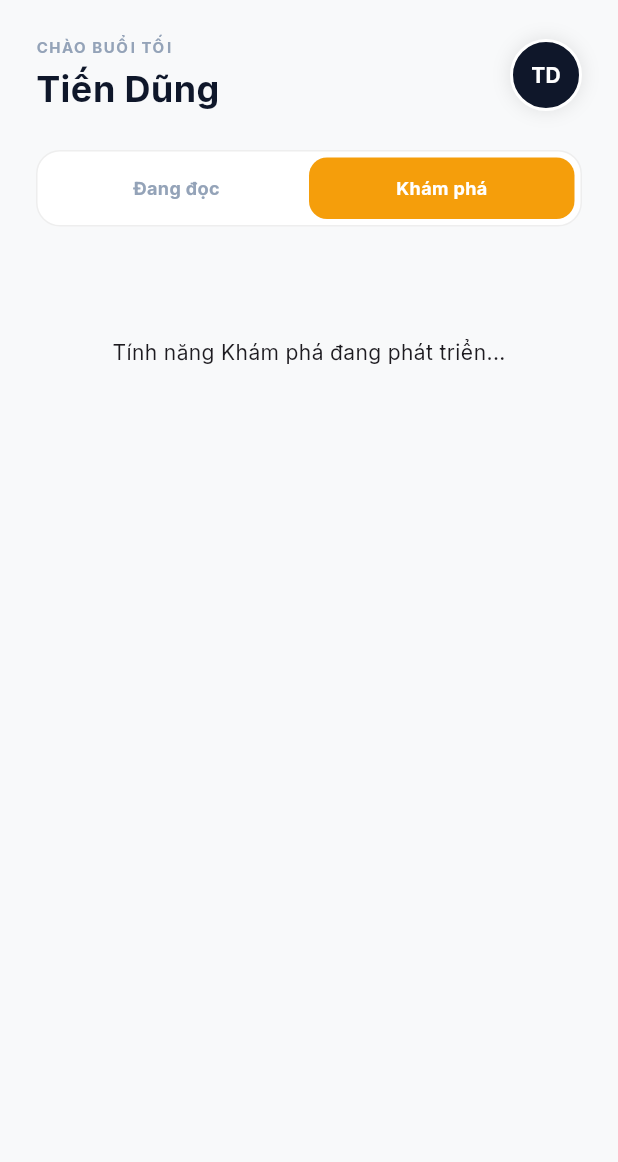
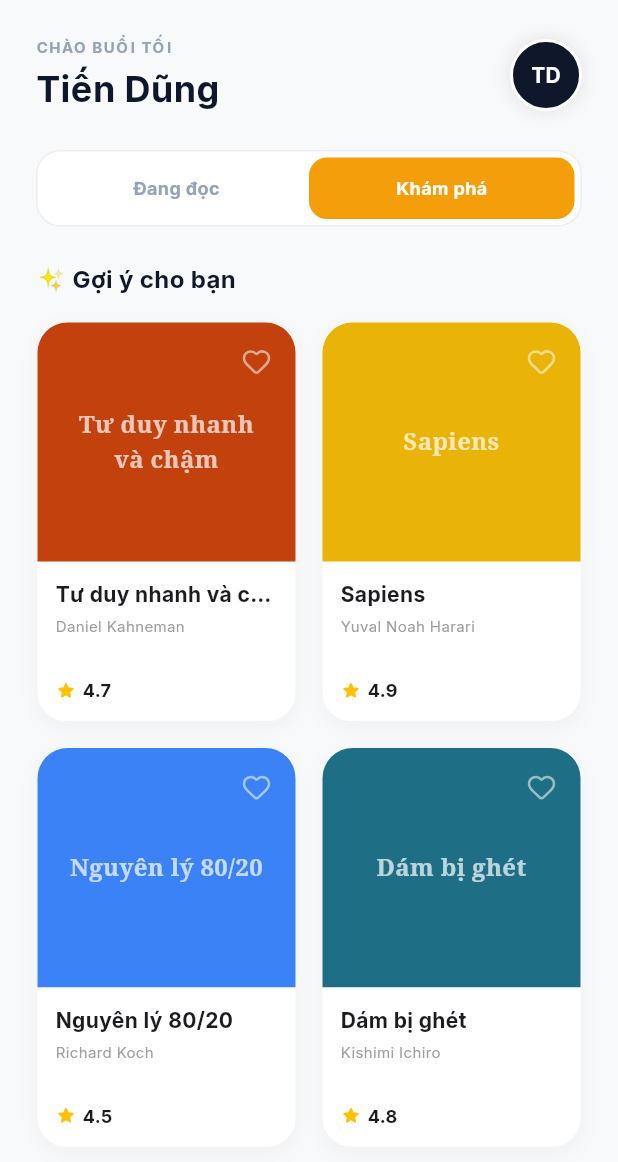
Before and after one commit to Dung151204/Du_An_Tram_Doc, a Flutter app: the HomeScreen screen opened directly, after a tap on "Khám phá", on a phone screen of 412 x 824 dp. Shown: the top 1162 px of the screen. Run offline on Flutter 3.47's test engine with Material 3 defaults, Android fonts, the phone set to English and light mode, and no system bars; our stand-ins replace google_fonts, lucide_icons.

Commit message:
Hoan thien man hinh kham pha

```diff
--- a/lib/screens/home/home_screen.dart
+++ b/lib/screens/home/home_screen.dart
@@ -1,7 +1,8 @@
 import 'package:flutter/material.dart';
 import 'package:lucide_icons/lucide_icons.dart';
 import '../../core/constants/app_colors.dart';
-import 'book_detail_screen.dart'; // Đảm bảo bạn đã tạo file này cùng thư mục
+import 'book_detail_screen.dart'; // Màn hình chi tiết sách đang đọc
+import 'book_preview_screen.dart'; // Màn hình xem trước sách khám phá (MỚI)
 
 class HomeScreen extends StatefulWidget {
   const HomeScreen({super.key});
@@ -14,8 +15,8 @@ class _HomeScreenState extends State<HomeScreen> {
   // Biến để theo dõi Tab đang chọn (Mặc định là 'reading')
   String _currentTab = 'reading';
 
-  // Dữ liệu giả lập
-  final List<Map<String, dynamic>> _books = [
+  // --- DỮ LIỆU ĐANG ĐỌC ---
+  final List<Map<String, dynamic>> _readingBooks = [
     {
       "title": "Nhà Giả Kim",
       "author": "Paulo Coelho",
@@ -34,6 +35,42 @@ class _HomeScreenState extends State<HomeScreen> {
     },
   ];
 
+  // --- DỮ LIỆU KHÁM PHÁ (MỚI) ---
+  final List<Map<String, dynamic>> _discoveryBooks = [
+    {
+      "title": "Tư duy nhanh và chậm",
+      "author": "Daniel Kahneman",
+      "rating": 4.7,
+      "total": 400,
+      "color": const Color(0xFFC2410C), // Màu nâu cam
+      "image": null, // Chưa có ảnh thì dùng màu
+    },
+    {
+      "title": "Sapiens",
+      "author": "Yuval Noah Harari",
+      "rating": 4.9,
+      "total": 512,
+      "color": const Color(0xFFEAB308), // Màu vàng
+      "image": null,
+    },
+    {
+      "title": "Nguyên lý 80/20",
+      "author": "Richard Koch",
+      "rating": 4.5,
+      "total": 300,
+      "color": const Color(0xFF3B82F6), // Màu xanh dương
+      "image": null,
+    },
+    {
+      "title": "Dám bị ghét",
+      "author": "Kishimi Ichiro",
+      "rating": 4.8,
+      "total": 350,
+      "color": const Color(0xFF1E6F86), // Màu xanh cổ vịt
+      "image": null,
+    },
+  ];
+
   @override
   Widget build(BuildContext context) {
     return Scaffold(
@@ -41,51 +78,62 @@ class _HomeScreenState extends State<HomeScreen> {
       body: SafeArea(
         child: Column(
           children: [
-            // 1. PHẦN ĐẦU TRANG (Header)
+            // 1. HEADER
             _buildHeader(),
 
-            // 2. NỘI DUNG CHÍNH (Cuộn được)
+            // 2. NỘI DUNG CHÍNH
             Expanded(
               child: SingleChildScrollView(
                 padding: const EdgeInsets.symmetric(horizontal: 24, vertical: 12),
                 child: Column(
                   crossAxisAlignment: CrossAxisAlignment.start,
                   children: [
-                    // Tab Chuyển đổi (Đang đọc / Khám phá)
+                    // Tab Switcher
                     _buildTabSwitcher(),
                     const SizedBox(height: 24),
 
-                    // Nội dung thay đổi theo Tab
+                    // --- NỘI DUNG TAB: ĐANG ĐỌC ---
                     if (_currentTab == 'reading') ...[
-                      // Tiêu đề section
                       Row(
                         mainAxisAlignment: MainAxisAlignment.spaceBetween,
                         children: [
                           Text(
-                            "Tủ sách (${_books.length})",
-                            style: const TextStyle(
-                              fontSize: 16,
-                              fontWeight: FontWeight.bold,
-                              color: AppColors.textDark,
-                            ),
+                            "Tủ sách (${_readingBooks.length})",
+                            style: const TextStyle(fontSize: 16, fontWeight: FontWeight.bold, color: AppColors.textDark),
                           ),
                         ],
                       ),
                       const SizedBox(height: 16),
+                      // Danh sách sách đang đọc
+                      ..._readingBooks.map((book) => _buildReadingBookCard(book)),
 
-                      // Danh sách sách (Map từ dữ liệu ra Widget)
-                      ..._books.map((book) => _buildBookCard(book)),
+                      const SizedBox(height: 80), // Khoảng trống dưới cùng
+                    ]
 
-                      // Khoảng trống dưới cùng để không bị nút (+) che mất
+                    // --- NỘI DUNG TAB: KHÁM PHÁ (MỚI) ---
+                    else ...[
+                      const Text(
+                        "✨ Gợi ý cho bạn",
+                        style: TextStyle(fontSize: 16, fontWeight: FontWeight.bold, color: AppColors.textDark),
+                      ),
+                      const SizedBox(height: 16),
+
+                      // Lưới sách 2 cột
+                      GridView.builder(
+                        shrinkWrap: true, // Để Grid nằm gọn trong SingleChildScrollView
+                        physics: const NeverScrollableScrollPhysics(), // Tắt cuộn riêng của Grid
+                        itemCount: _discoveryBooks.length,
+                        gridDelegate: const SliverGridDelegateWithFixedCrossAxisCount(
+                          crossAxisCount: 2, // 2 cột
+                          crossAxisSpacing: 16, // Khoảng cách ngang
+                          mainAxisSpacing: 16, // Khoảng cách dọc
+                          childAspectRatio: 0.65, // Tỷ lệ thẻ sách (cao/rộng)
+                        ),
+                        itemBuilder: (context, index) {
+                          return _buildDiscoveryBookCard(_discoveryBooks[index]);
+                        },
+                      ),
                       const SizedBox(height: 80),
-                    ] else ...[
-                      // Giao diện Tab Khám phá (Làm sau)
-                      const Center(
-                        child: Padding(
-                          padding: EdgeInsets.only(top: 50),
-                          child: Text("Tính năng Khám phá đang phát triển..."),
-                        ),
-                      ),
                     ]
                   ],
                 ),
@@ -108,50 +156,15 @@ class _HomeScreenState extends State<HomeScreen> {
           Column(
             crossAxisAlignment: CrossAxisAlignment.start,
             children: const [
-              Text(
-                "CHÀO BUỔI TỐI",
-                style: TextStyle(
-                  fontSize: 10,
-                  fontWeight: FontWeight.bold,
-                  color: AppColors.textGrey,
-                  letterSpacing: 1,
-                ),
-              ),
+              Text("CHÀO BUỔI TỐI", style: TextStyle(fontSize: 10, fontWeight: FontWeight.bold, color: AppColors.textGrey, letterSpacing: 1)),
               SizedBox(height: 4),
-              Text(
-                "Tiến Dũng",
-                style: TextStyle(
-                  fontSize: 24,
-                  fontWeight: FontWeight.bold,
-                  color: AppColors.textDark,
-                ),
-              ),
+              Text("Tiến Dũng", style: TextStyle(fontSize: 24, fontWeight: FontWeight.bold, color: AppColors.textDark)),
             ],
           ),
-          // Avatar
           Container(
-            width: 48,
-            height: 48,
-            decoration: BoxDecoration(
-              color: AppColors.primary,
-              shape: BoxShape.circle,
-              border: Border.all(color: Colors.white, width: 2),
-              boxShadow: [
-                BoxShadow(
-                  color: Colors.black.withOpacity(0.1),
-                  blurRadius: 10,
-                ),
-              ],
-            ),
-            child: const Center(
-              child: Text(
-                "TD",
-                style: TextStyle(
-                  color: Colors.white,
-                  fontWeight: FontWeight.bold,
-                ),
-              ),
-            ),
+            width: 48, height: 48,
+            decoration: BoxDecoration(color: AppColors.primary, shape: BoxShape.circle, border: Border.all(color: Colors.white, width: 2), boxShadow: [BoxShadow(color: Colors.black.withOpacity(0.1), blurRadius: 10)]),
+            child: const Center(child: Text("TD", style: TextStyle(color: Colors.white, fontWeight: FontWeight.bold))),
           )
         ],
       ),
@@ -161,204 +174,118 @@ class _HomeScreenState extends State<HomeScreen> {
   Widget _buildTabSwitcher() {
     return Container(
       padding: const EdgeInsets.all(4),
-      decoration: BoxDecoration(
-        color: Colors.white,
-        borderRadius: BorderRadius.circular(16),
-        border: Border.all(color: Colors.grey.shade200),
-      ),
+      decoration: BoxDecoration(color: Colors.white, borderRadius: BorderRadius.circular(16), border: Border.all(color: Colors.grey.shade200)),
       child: Row(
         children: [
-          Expanded(
-            child: GestureDetector(
-              onTap: () => setState(() => _currentTab = 'reading'),
-              child: Container(
-                padding: const EdgeInsets.symmetric(vertical: 12),
-                decoration: BoxDecoration(
-                  color: _currentTab == 'reading' ? AppColors.primary : Colors.transparent,
-                  borderRadius: BorderRadius.circular(12),
-                ),
-                child: Center(
-                  child: Text(
-                    "Đang đọc",
-                    style: TextStyle(
-                      fontSize: 12,
-                      fontWeight: FontWeight.bold,
-                      color: _currentTab == 'reading' ? Colors.white : AppColors.textGrey,
-                    ),
-                  ),
-                ),
-              ),
-            ),
-          ),
-          Expanded(
-            child: GestureDetector(
-              onTap: () => setState(() => _currentTab = 'discovery'),
-              child: Container(
-                padding: const EdgeInsets.symmetric(vertical: 12),
-                decoration: BoxDecoration(
-                  color: _currentTab == 'discovery' ? AppColors.amber : Colors.transparent,
-                  borderRadius: BorderRadius.circular(12),
-                ),
-                child: Center(
-                  child: Text(
-                    "Khám phá",
-                    style: TextStyle(
-                      fontSize: 12,
-                      fontWeight: FontWeight.bold,
-                      color: _currentTab == 'discovery' ? Colors.white : AppColors.textGrey,
-                    ),
-                  ),
-                ),
-              ),
-            ),
-          ),
+          Expanded(child: GestureDetector(onTap: () => setState(() => _currentTab = 'reading'), child: Container(padding: const EdgeInsets.symmetric(vertical: 12), decoration: BoxDecoration(color: _currentTab == 'reading' ? AppColors.primary : Colors.transparent, borderRadius: BorderRadius.circular(12)), child: Center(child: Text("Đang đọc", style: TextStyle(fontSize: 12, fontWeight: FontWeight.bold, color: _currentTab == 'reading' ? Colors.white : AppColors.textGrey)))))),
+          Expanded(child: GestureDetector(onTap: () => setState(() => _currentTab = 'discovery'), child: Container(padding: const EdgeInsets.symmetric(vertical: 12), decoration: BoxDecoration(color: _currentTab == 'discovery' ? AppColors.amber : Colors.transparent, borderRadius: BorderRadius.circular(12)), child: Center(child: Text("Khám phá", style: TextStyle(fontSize: 12, fontWeight: FontWeight.bold, color: _currentTab == 'discovery' ? Colors.white : AppColors.textGrey)))))),
         ],
       ),
     );
   }
 
-  // --- CẬP NHẬT: Thêm tính năng bấm vào sách để chuyển màn hình ---
-  Widget _buildBookCard(Map<String, dynamic> book) {
+  // Widget Thẻ sách Đang đọc (Nằm ngang)
+  Widget _buildReadingBookCard(Map<String, dynamic> book) {
     double progressPercent = book['progress'] / book['total'];
     int percentDisplay = (progressPercent * 100).toInt();
 
-    // Bọc toàn bộ Card trong GestureDetector để bắt sự kiện Tap
     return GestureDetector(
       onTap: () {
-        // Chuyển sang màn hình Chi tiết sách (BookDetailScreen)
-        Navigator.push(
-          context,
-          MaterialPageRoute(
-            builder: (context) => BookDetailScreen(book: book),
-          ),
-        );
+        Navigator.push(context, MaterialPageRoute(builder: (context) => BookDetailScreen(book: book)));
       },
       child: Container(
         margin: const EdgeInsets.only(bottom: 16),
         padding: const EdgeInsets.all(12),
-        decoration: BoxDecoration(
-          color: Colors.white,
-          borderRadius: BorderRadius.circular(24),
-          border: Border.all(color: Colors.grey.shade100),
-          boxShadow: [
-            BoxShadow(
-              color: Colors.black.withOpacity(0.03),
-              blurRadius: 10,
-              offset: const Offset(0, 4),
-            ),
-          ],
-        ),
+        decoration: BoxDecoration(color: Colors.white, borderRadius: BorderRadius.circular(24), border: Border.all(color: Colors.grey.shade100), boxShadow: [BoxShadow(color: Colors.black.withOpacity(0.03), blurRadius: 10, offset: const Offset(0, 4))]),
         child: Row(
           crossAxisAlignment: CrossAxisAlignment.start,
           children: [
-            // --- PHẦN 1: ẢNH BÌA & BADGE % ---
             Stack(
-              clipBehavior: Clip.none,
-              alignment: Alignment.bottomCenter,
+              clipBehavior: Clip.none, alignment: Alignment.bottomCenter,
               children: [
-                ClipRRect(
-                  borderRadius: BorderRadius.circular(12),
-                  child: Image.asset(
-                    book['image'],
-                    width: 70,
-                    height: 100,
-                    fit: BoxFit.cover,
-                    errorBuilder: (context, error, stackTrace) {
-                      return Container(width: 70, height: 100, color: Colors.grey.shade300);
-                    },
+                ClipRRect(borderRadius: BorderRadius.circular(12), child: Image.asset(book['image'], width: 70, height: 100, fit: BoxFit.cover, errorBuilder: (c,e,s) => Container(width:70, height:100, color:Colors.grey))),
+                Positioned(bottom: -8, child: Container(padding: const EdgeInsets.symmetric(horizontal: 8, vertical: 2), decoration: BoxDecoration(color: Colors.black, borderRadius: BorderRadius.circular(10), border: Border.all(color: Colors.white, width: 2)), child: Text("$percentDisplay%", style: const TextStyle(color: Colors.white, fontSize: 10, fontWeight: FontWeight.bold)))),
+              ],
+            ),
+            const SizedBox(width: 16),
+            Expanded(child: Column(crossAxisAlignment: CrossAxisAlignment.start, children: [Text(book['title'], style: const TextStyle(fontSize: 16, fontWeight: FontWeight.bold, color: AppColors.textDark)), const SizedBox(height: 4), Text(book['author'], style: const TextStyle(fontSize: 12, color: AppColors.textGrey)), const SizedBox(height: 16), ClipRRect(borderRadius: BorderRadius.circular(4), child: LinearProgressIndicator(value: progressPercent, backgroundColor: Colors.grey.shade100, color: Colors.orange.shade600, minHeight: 6)), const SizedBox(height: 12), Row(mainAxisAlignment: MainAxisAlignment.spaceBetween, children: [Text("${book['total']} trang", style: const TextStyle(fontSize: 10, fontWeight: FontWeight.bold, color: AppColors.textGrey)), Container(padding: const EdgeInsets.symmetric(horizontal: 6, vertical: 2), decoration: BoxDecoration(color: Colors.orange.shade50, borderRadius: BorderRadius.circular(6)), child: Row(children: [const Icon(LucideIcons.flame, size: 12, color: Colors.orange), const SizedBox(width: 2), Text("${book['streak']}", style: const TextStyle(fontSize: 10, fontWeight: FontWeight.bold, color: Colors.orange))]))])]))
+          ],
         ),
       ),
-                Positioned(
-                  bottom: -8,
+    );
+  }
+
+  // --- WIDGET MỚI: Thẻ sách Khám Phá (Nằm dọc) ---
+  Widget _buildDiscoveryBookCard(Map<String, dynamic> book) {
+    return GestureDetector(
+      onTap: () {
+        // Chuyển sang màn hình Preview
+        Navigator.push(context, MaterialPageRoute(builder: (context) => BookPreviewScreen(book: book)));
+      },
       child: Container(
-                    padding: const EdgeInsets.symmetric(horizontal: 8, vertical: 2),
         decoration: BoxDecoration(
-                      color: Colors.black,
-                      borderRadius: BorderRadius.circular(10),
-                      border: Border.all(color: Colors.white, width: 2),
+          color: Colors.white,
+          borderRadius: BorderRadius.circular(20),
+          border: Border.all(color: Colors.grey.shade100),
+          boxShadow: [BoxShadow(color: Colors.black.withOpacity(0.03), blurRadius: 10, offset: const Offset(0, 4))],
         ),
+        child: Column(
+          crossAxisAlignment: CrossAxisAlignment.start,
+          children: [
+            // 1. Phần Ảnh/Màu bìa
+            Expanded(
+              flex: 3,
+              child: Hero(
+                tag: book['title'],
+                child: Container(
+                  width: double.infinity,
+                  decoration: BoxDecoration(
+                    color: book['color'], // Màu nền (Nâu/Vàng/Xanh)
+                    borderRadius: const BorderRadius.vertical(top: Radius.circular(20)),
+                  ),
+                  padding: const EdgeInsets.all(16),
+                  child: Stack(
+                    children: [
+                      Center(
                         child: Text(
-                      "$percentDisplay%",
-                      style: const TextStyle(
-                          color: Colors.white,
-                          fontSize: 10,
-                          fontWeight: FontWeight.bold
+                          book['title'],
+                          textAlign: TextAlign.center,
+                          style: const TextStyle(color: Colors.white70, fontWeight: FontWeight.bold, fontSize: 16, fontFamily: 'Serif'),
+                        ),
+                      ),
+                      const Positioned(top: 0, right: 0, child: Icon(LucideIcons.heart, color: Colors.white54, size: 20)),
+                    ],
                   ),
                 ),
               ),
             ),
+
+            // 2. Phần Thông tin dưới
+            Expanded(
+              flex: 2,
+              child: Padding(
+                padding: const EdgeInsets.all(12),
+                child: Column(
+                  crossAxisAlignment: CrossAxisAlignment.start,
+                  mainAxisAlignment: MainAxisAlignment.spaceBetween,
+                  children: [
+                    Column(
+                      crossAxisAlignment: CrossAxisAlignment.start,
+                      children: [
+                        Text(book['title'], maxLines: 1, overflow: TextOverflow.ellipsis, style: const TextStyle(fontWeight: FontWeight.bold, fontSize: 14)),
+                        const SizedBox(height: 4),
+                        Text(book['author'], maxLines: 1, overflow: TextOverflow.ellipsis, style: const TextStyle(fontSize: 10, color: Colors.grey)),
                       ],
                     ),
-
-            const SizedBox(width: 16),
-
-            // --- PHẦN 2: THÔNG TIN SÁCH ---
-            Expanded(
-              child: Column(
-                crossAxisAlignment: CrossAxisAlignment.start,
+                    Row(
                       children: [
-                  Text(
-                    book['title'],
-                    style: const TextStyle(
-                      fontSize: 16,
-                      fontWeight: FontWeight.bold,
-                      color: AppColors.textDark,
-                    ),
-                  ),
-                  const SizedBox(height: 4),
-                  Text(
-                    book['author'],
-                    style: const TextStyle(
-                      fontSize: 12,
-                      color: AppColors.textGrey,
-                    ),
-                  ),
-                  const SizedBox(height: 16),
-
-                  // Thanh tiến độ
-                  ClipRRect(
-                    borderRadius: BorderRadius.circular(4),
-                    child: LinearProgressIndicator(
-                      value: progressPercent,
-                      backgroundColor: Colors.grey.shade100,
-                      color: Colors.orange.shade600,
-                      minHeight: 6,
-                    ),
-                  ),
-                  const SizedBox(height: 12),
-
-                  // Số trang & Streak
-                  Row(
-                    mainAxisAlignment: MainAxisAlignment.spaceBetween,
-                    children: [
-                      Text(
-                        "${book['total']} trang",
-                        style: const TextStyle(
-                            fontSize: 10,
-                            fontWeight: FontWeight.bold,
-                            color: AppColors.textGrey
-                        ),
-                      ),
-                      Container(
-                        padding: const EdgeInsets.symmetric(horizontal: 6, vertical: 2),
-                        decoration: BoxDecoration(
-                          color: Colors.orange.shade50,
-                          borderRadius: BorderRadius.circular(6),
-                        ),
-                        child: Row(
-                          children: [
-                            const Icon(LucideIcons.flame, size: 12, color: Colors.orange),
-                            const SizedBox(width: 2),
-                            Text(
-                              "${book['streak']}",
-                              style: const TextStyle(fontSize: 10, fontWeight: FontWeight.bold, color: Colors.orange),
-                            ),
-                          ],
-                        ),
-                      )
+                        const Icon(Icons.star_rounded, size: 14, color: Colors.amber),
+                        const SizedBox(width: 4),
+                        Text("${book['rating']}", style: const TextStyle(fontSize: 12, fontWeight: FontWeight.bold)),
                       ],
                     )
                   ],
+                ),
               ),
             )
           ],
```
Also changed, not shown: lib/screens/home/book_preview_screen.dart (added, +205 -0 lines). Lines whose indentation alone changed are shown as unchanged.
